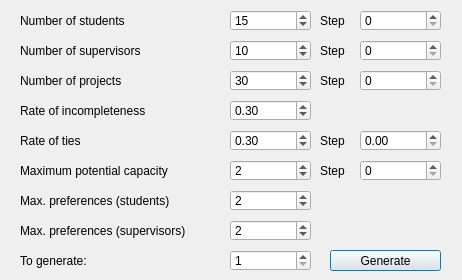
zkvx28/spa-suite, file datagenwindow.ui: the form before one commit.
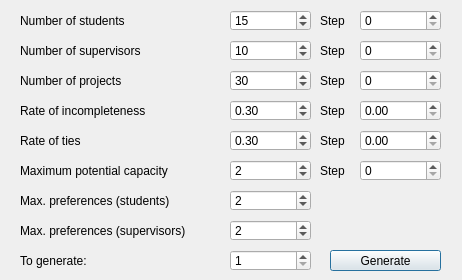
The form after the commit. Icons and pictures are not drawn.

Patch:
```diff
--- a/datagenwindow.ui
+++ b/datagenwindow.ui
@@ -491,6 +491,38 @@
     <number>0</number>
    </property>
   </widget>
+  <widget class="QLabel" name="stepLabel5_2">
+   <property name="geometry">
+    <rect>
+     <x>320</x>
+     <y>100</y>
+     <width>41</width>
+     <height>21</height>
+    </rect>
+   </property>
+   <property name="text">
+    <string>Step</string>
+   </property>
+  </widget>
+  <widget class="QDoubleSpinBox" name="incompletenessStepVal">
+   <property name="geometry">
+    <rect>
+     <x>360</x>
+     <y>100</y>
+     <width>81</width>
+     <height>21</height>
+    </rect>
+   </property>
+   <property name="maximum">
+    <double>1.000000000000000</double>
+   </property>
+   <property name="singleStep">
+    <double>0.010000000000000</double>
+   </property>
+   <property name="value">
+    <double>0.000000000000000</double>
+   </property>
+  </widget>
  </widget>
  <resources/>
  <connections/>
```
Left out of the diff: 27 changed lines with no effect on the pictures.
